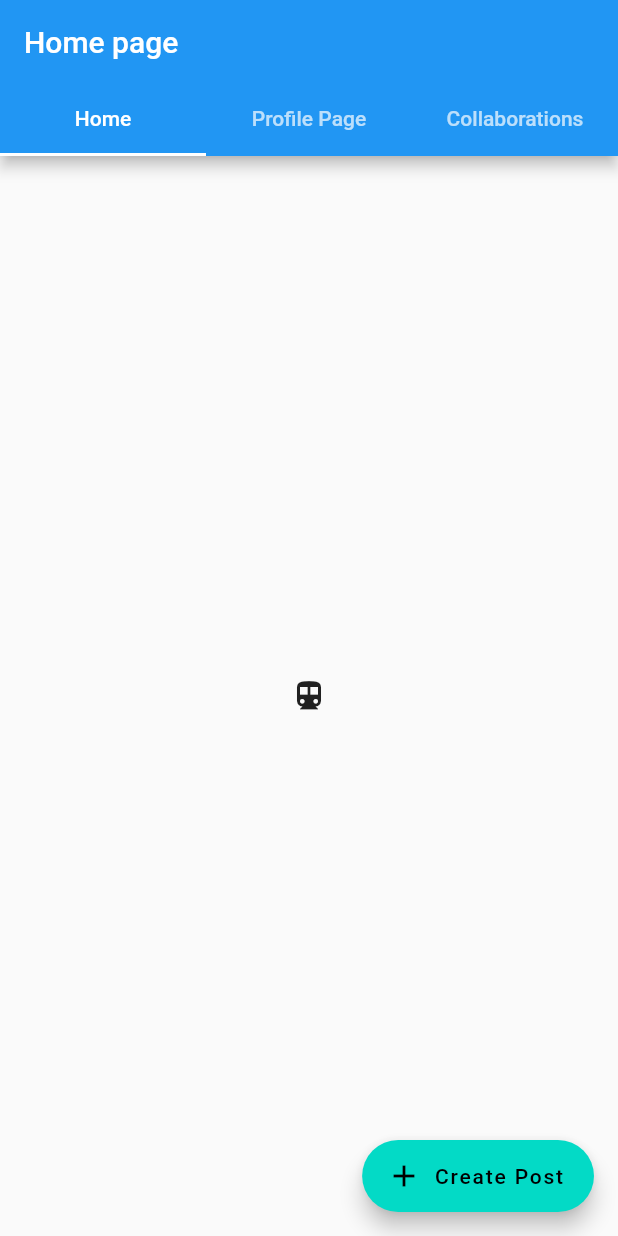
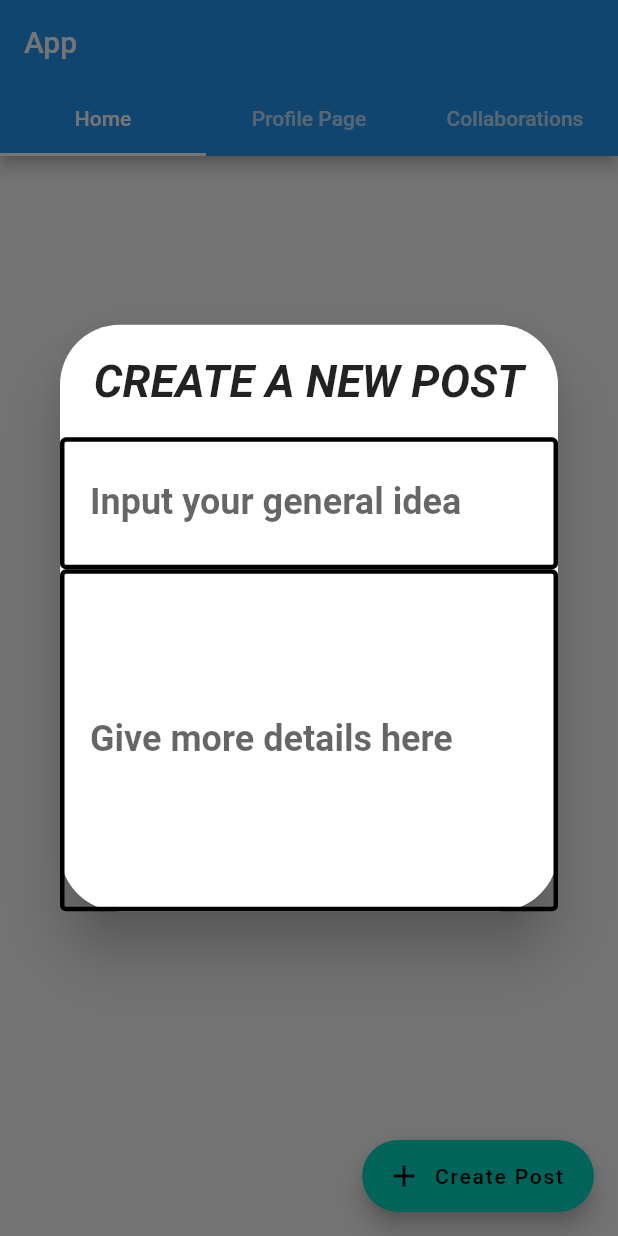
Before and after one commit to NicholasTanYY/Hack-For-Good-Flutter-Project, a Flutter app: the screen it shows after launch, after a tap on "Create Post", on a phone screen of 412 x 824 dp. Run offline on Flutter 3.47's test engine with Material 2 defaults, Android fonts, the phone set to English and light mode, and no system bars.

Commit message:
Its 5.40am

```diff
--- a/h4g/lib/Button.dart
+++ /dev/null
@@ -1,29 +0,0 @@
-import 'package:flutter/material.dart';
-import 'dart:developer'; //(auto import will do this even)
-
-class Button extends StatefulWidget {
-  const Button({super.key});
-
-  @override
-  State<Button> createState() => _PostState();
-}
-
-class _PostState extends State<Button> {
-  int numPosts = 0;
-  void _togglePostNums() {
-    setState(() {
-      numPosts++;
-    });
-    log("numPosts: $numPosts");
-  }
-
-  @override
-  Widget build(BuildContext context) {
-    return FloatingActionButton.extended(
-        backgroundColor: const Color(0xff03dac6),
-        foregroundColor: Colors.black,
-        onPressed: _togglePostNums,
-        icon: const Icon(Icons.add),
-        label: const Text('Create Post'));
-  }
-}
--- a/h4g/lib/HomePage.dart
+++ /dev/null
@@ -1,95 +0,0 @@
-import 'package:flutter/material.dart';
-import 'package:h4g/Button.dart';
-import 'package:h4g/ProfilePage/ProfilePage.dart';
-
-class HomePage extends StatelessWidget {
-  const HomePage({super.key});
-
-  @override
-  Widget build(BuildContext context) {
-    TextEditingController IdeaInput = TextEditingController();
-    TextEditingController DetailsInput = TextEditingController();
-    return DefaultTabController(
-      length: 3,
-      child: Scaffold(
-        appBar: AppBar(
-          bottom: const TabBar(
-            tabs: [
-              Tab(child: Text('Home')),
-              Tab(child: Text('Profile Page')),
-              Tab(child: Text('Collaborations')),
-            ],
-          ),
-          title: const Text('Home page'),
-        ),
-        floatingActionButton: const Button(),
-        body: const TabBarView(
-          children: [
-            Icon(Icons.directions_transit),
-            ProfilePage(),
-            Icon(Icons.directions_bike),
-          ],
-        ),
-        // body: Center(
-        //   child: ElevatedButton(
-        //     onPressed: () {
-        //       showDialog(
-        //         context: context,
-        //         builder: (context) {
-        //           return Dialog(
-        //             shape: RoundedRectangleBorder(
-        //                 borderRadius: BorderRadius.circular(40)),
-        //             elevation: 16,
-        //             child: ListView(shrinkWrap: true, children: <Widget>[
-        //               const SizedBox(height: 20),
-        //               const Center(
-        //                   child: Text(
-        //                 'CREATE A NEW POST',
-        //                 style: TextStyle(
-        //                     fontStyle: FontStyle.italic,
-        //                     fontSize: 30,
-        //                     fontWeight: FontWeight.bold),
-        //               )),
-        //               const SizedBox(height: 20),
-        //               TextFormField(
-        //                   controller: IdeaInput,
-        //                   style: const TextStyle(
-        //                     fontSize: 24,
-        //                     color: Colors.blue,
-        //                     fontWeight: FontWeight.w600,
-        //                   ),
-        //                   decoration: const InputDecoration(
-        //                       labelText: 'Input your general idea',
-        //                       contentPadding:
-        //                           EdgeInsets.fromLTRB(20.0, 30.0, 20.0, 30.0),
-        //                       enabledBorder: OutlineInputBorder(
-        //                           borderSide: BorderSide(
-        //                               width: 3, color: Colors.black)))),
-        //               TextFormField(
-        //                   controller: DetailsInput,
-        //                   style: const TextStyle(
-        //                     fontSize: 24,
-        //                     color: Colors.blue,
-        //                     fontWeight: FontWeight.w600,
-        //                   ),
-        //                   decoration: const InputDecoration(
-        //                       labelText: 'Give more details here',
-        //                       contentPadding:
-        //                           EdgeInsets.fromLTRB(20.0, 100.0, 20.0, 100.0),
-        //                       enabledBorder: OutlineInputBorder(
-        //                           borderSide: BorderSide(
-        //                               width: 3, color: Colors.black)))),
-
-        //               // SizedBox(height: 20),
-        //             ]),
-        //           );
-        //         },
-        //       );
-        //     },
-        //     child: Text('Show dialog'),
-        //   ),
-        // ),
-      ),
-    );
-  }
-}
--- /dev/null
+++ b/h4g/lib/HomePage/Button.dart
@@ -0,0 +1,38 @@
+import 'package:flutter/material.dart';
+import 'dart:developer';
+
+import 'package:h4g/HomePage/PostForm.dart'; //(auto import will do this even)
+
+class CreatePostButton extends StatefulWidget {
+  const CreatePostButton({super.key});
+
+  @override
+  State<CreatePostButton> createState() => _PostState();
+}
+
+class _PostState extends State<CreatePostButton> {
+  int numPosts = 0;
+  void _togglePostNums() {
+    setState(() {
+      numPosts++;
+    });
+    log("numPosts: $numPosts");
+  }
+
+  @override
+  Widget build(BuildContext context) {
+    return FloatingActionButton.extended(
+        backgroundColor: const Color(0xff03dac6),
+        foregroundColor: Colors.black,
+        onPressed: () {
+          showDialog(
+            context: context,
+            builder: (context) {
+              return const PostForm();
+            },
+          );
+        },
+        icon: const Icon(Icons.add),
+        label: const Text('Create Post'));
+  }
+}
--- /dev/null
+++ b/h4g/lib/HomePage/HomePage.dart
@@ -0,0 +1,34 @@
+import 'package:flutter/material.dart';
+import 'package:h4g/HomePage/Button.dart';
+import 'package:h4g/ProfilePage/ProfilePage.dart';
+
+class HomePage extends StatelessWidget {
+  const HomePage({super.key});
+
+  @override
+  Widget build(BuildContext context) {
+    return DefaultTabController(
+      length: 3,
+      child: Scaffold(
+        appBar: AppBar(
+          bottom: const TabBar(
+            tabs: [
+              Tab(child: Text('Home')),
+              Tab(child: Text('Profile Page')),
+              Tab(child: Text('Collaborations')),
+            ],
+          ),
+          title: const Text('App'),
+        ),
+        floatingActionButton: const CreatePostButton(),
+        body: const TabBarView(
+          children: [
+            Icon(Icons.directions_transit),
+            ProfilePage(),
+            Icon(Icons.directions_bike),
+          ],
+        ),
+      ),
+    );
+  }
+}
--- /dev/null
+++ b/h4g/lib/HomePage/PostForm.dart
@@ -0,0 +1,53 @@
+import 'package:flutter/material.dart';
+
+class PostForm extends StatelessWidget {
+  const PostForm({super.key});
+
+  @override
+  Widget build(BuildContext context) {
+    TextEditingController ideaInput = TextEditingController();
+    TextEditingController detailsInput = TextEditingController();
+    return Dialog(
+      shape: RoundedRectangleBorder(borderRadius: BorderRadius.circular(40)),
+      elevation: 16,
+      child: ListView(shrinkWrap: true, children: <Widget>[
+        const SizedBox(height: 20),
+        const Center(
+            child: Text(
+          'CREATE A NEW POST',
+          style: TextStyle(
+              fontStyle: FontStyle.italic,
+              fontSize: 30,
+              fontWeight: FontWeight.bold),
+        )),
+        const SizedBox(height: 20),
+        TextFormField(
+            controller: ideaInput,
+            style: const TextStyle(
+              fontSize: 24,
+              color: Colors.blue,
+              fontWeight: FontWeight.w600,
+            ),
+            decoration: const InputDecoration(
+                labelText: 'Input your general idea',
+                contentPadding: EdgeInsets.fromLTRB(20.0, 30.0, 20.0, 30.0),
+                enabledBorder: OutlineInputBorder(
+                    borderSide: BorderSide(width: 3, color: Colors.black)))),
+        TextFormField(
+            controller: detailsInput,
+            style: const TextStyle(
+              fontSize: 24,
+              color: Colors.blue,
+              fontWeight: FontWeight.w600,
+            ),
+            decoration: const InputDecoration(
+                labelText: 'Give more details here',
+                contentPadding: EdgeInsets.fromLTRB(20.0, 100.0, 20.0, 100.0),
+                enabledBorder: OutlineInputBorder(
+                    borderSide: BorderSide(width: 3, color: Colors.black)))),
+
+        // SizedBox(height: 20),
+      ]),
+    );
+  }
+}
--- a/h4g/lib/ProfilePage/MainBar.dart
+++ b/h4g/lib/ProfilePage/MainBar.dart
@@ -25,7 +25,7 @@ class MainBar extends StatelessWidget {
                 decoration: const BoxDecoration(
                     color: Colors.lightBlueAccent,
                     borderRadius: BorderRadius.all(Radius.circular(20))),
-                child: const Text("Below"))),
+                child: const Text("Innovation ideas"))),
       ],
     );
   }
--- a/h4g/lib/main.dart
+++ b/h4g/lib/main.dart
@@ -1,5 +1,5 @@
 import 'package:flutter/material.dart';
-import 'package:h4g/HomePage.dart';
+import 'package:h4g/HomePage/HomePage.dart';
 
 void main() {
   runApp(const MyApp());
```
Also changed, not shown: h4g/lib/HomePage/Post.dart (added, +31 -0 lines), h4g/lib/ShowDialogue.dart (added, +69 -0 lines).
